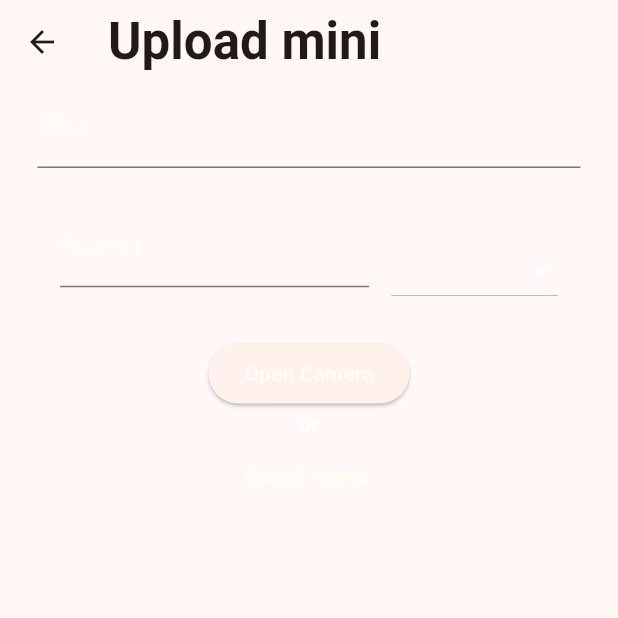
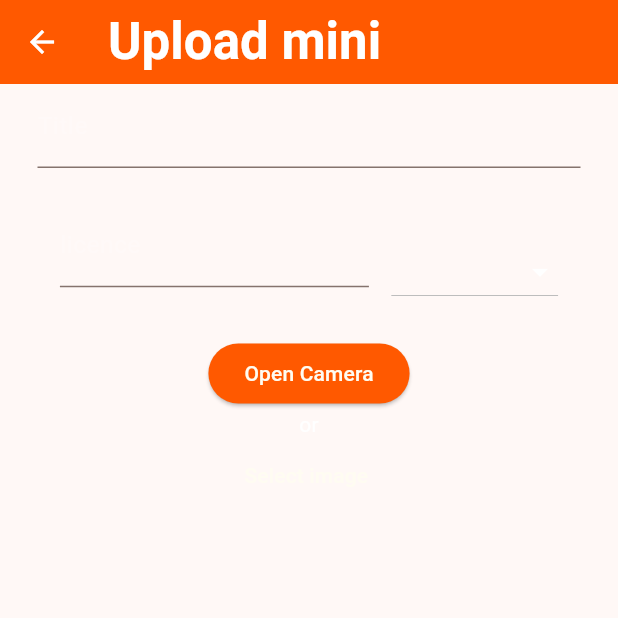
Before and after one commit to NiekvDommelen/Minis, a Flutter app: the UploadPage screen opened by its route, after a tap on "Open Camera", on a phone screen of 412 x 824 dp, the top half of it. Run offline on Flutter 3.47's test engine with Material 2 defaults, Android fonts, the phone set to English and light mode, and no system bars; our stand-ins replace image_picker; network calls fail.

Commit message:
color/style changes

```diff
--- a/lib/main.dart
+++ b/lib/main.dart
@@ -311,7 +311,7 @@ class HomePageState extends State<HomePage> {
         backgroundColor: const Color.fromARGB(58, 255, 255, 255),
         title: const Text(
           'Minis',
-          style: TextStyle(color: Colors.white),
+          style: TextStyle(color: Color.fromARGB(255, 255, 89, 0)),
         ),
       ),
       body: Column(
@@ -390,7 +390,7 @@ class HomePageState extends State<HomePage> {
                           height: 50,
                           width: screenWidth - 240,
                           child: DropdownButton<String>(
-                            padding: EdgeInsets.fromLTRB(20, 5, 0, 0),
+                            padding: const EdgeInsets.fromLTRB(20, 5, 0, 0),
                             value: selectedSearchLocation,
                             onChanged: (newValue) {
                               setState(() {
@@ -533,7 +533,10 @@ class HomePageState extends State<HomePage> {
         ],
       ),
       floatingActionButton: FloatingActionButton(
-        onPressed: _SwitchPage,
+        splashColor: const Color.fromARGB(255, 255, 89, 0),
+        backgroundColor: const Color.fromARGB(155, 55, 55, 55),
+        foregroundColor: const Color.fromARGB(255, 255, 89, 0),
+        onPressed: _switchPage,
         child: const Icon(Icons.add_box),
       ),
     );
@@ -637,7 +640,9 @@ class UploadPageState extends State<UploadPage> {
     double screenHeight = MediaQuery.of(context).size.height;
     return Scaffold(
         appBar: AppBar(
-          title: const Text('Upload mini'),
+          backgroundColor: const Color.fromARGB(255, 255, 89, 0),
+          foregroundColor: Colors.white,
+          title: const Text('Upload mini', style: TextStyle(color: Colors.white),),
         ),
         body: Column(
           children: [
@@ -725,6 +730,7 @@ class UploadPageState extends State<UploadPage> {
                         ? Column(
                             children: [
                               ElevatedButton(
+                                style: ButtonStyle(backgroundColor: MaterialStateProperty.all<Color>(const Color.fromARGB(255, 255, 89, 0))),
                                 onPressed: _takePicture,
                                 child: const Text('Open Camera'),
                               ),
```
